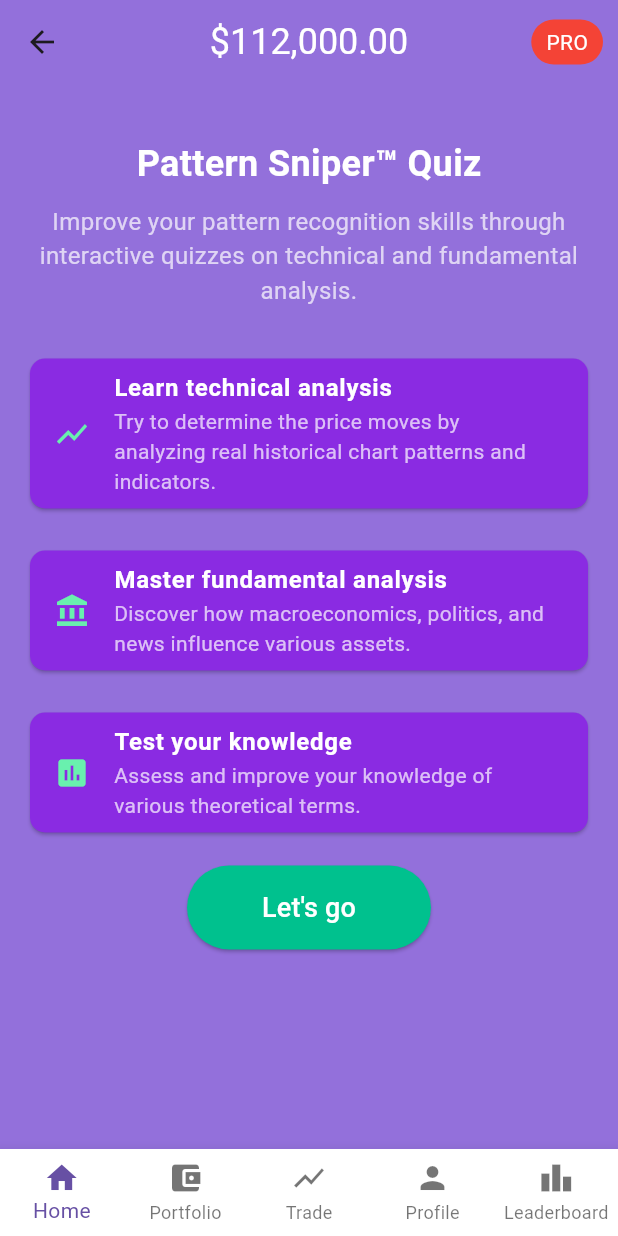
After one commit to GarvitDadheech/quiz-app-frontend, a Flutter app: the screen it shows after launch, after a tap on "Pattern Sniper™ Quiz", on a phone screen of 412 x 824 dp. The commit adds this screen. Run offline on Flutter 3.47's test engine with Material 3 defaults, Android fonts, the phone set to English and light mode, and no system bars.

Commit message:
added the landing page for the quiz

```diff
--- a/lib/main.dart
+++ b/lib/main.dart
@@ -1,4 +1,5 @@
 import 'package:flutter/material.dart';
+import 'pages/homepage.dart';
 
 void main() {
   runApp(MyApp());
@@ -18,168 +19,3 @@ class MyApp extends StatelessWidget {
     );
   }
 }
-
-class HomePage extends StatelessWidget {
-  @override
-  Widget build(BuildContext context) {
-    return Scaffold(
-      appBar: AppBar(
-        backgroundColor: Color(0xFF9370DB),
-        elevation: 0,
-        leading: Builder(
-          builder: (context) => IconButton(
-            icon: Icon(Icons.menu, color: Colors.white),
-            onPressed: () {
-              Scaffold.of(context).openDrawer();
-            },
-          ),
-        ),
-        centerTitle: true,
-        title: Text('\$112,000.00',
-            style: TextStyle(fontSize: 24, color: Colors.white)),
-        iconTheme: IconThemeData(color: Colors.white),
-        actions: [
-          Container(
-            margin: EdgeInsets.all(10),
-            padding: EdgeInsets.symmetric(horizontal: 10, vertical: 5),
-            decoration: BoxDecoration(
-              color: Colors.red,
-              borderRadius: BorderRadius.circular(15),
-            ),
-            child: Text('PRO', style: TextStyle(color: Colors.white)),
-          ),
-        ],
-      ),
-      drawer: CustomDrawer(),
-      body: Column(
-        children: [
-          Container(
-            height: 1,
-            color: Colors.white,
-          ),
-          SizedBox(height: 20),
-          Image.asset('assets/cartoon_image.png', height: 150),
-          SizedBox(height: 20),
-          Padding(
-            padding: const EdgeInsets.all(16.0),
-            child: Container(
-              decoration: BoxDecoration(
-                color: Color(0xFF8A2BE2), // Darker purple
-                borderRadius: BorderRadius.circular(10),
-              ),
-              child: ListTile(
-                leading: Icon(Icons.track_changes, color: Colors.teal),
-                title: Text('Pattern Sniper™ Quiz',
-                    style: TextStyle(color: Colors.white)),
-                subtitle: Text('Practice technical & fundamental analysis',
-                    style: TextStyle(color: Colors.white70)),
-                trailing: Container(
-                  padding: EdgeInsets.symmetric(horizontal: 8, vertical: 4),
-                  decoration: BoxDecoration(
-                    color: Colors.teal,
-                    borderRadius: BorderRadius.circular(10),
-                  ),
-                  child: Text('NEW', style: TextStyle(color: Colors.white)),
-                ),
-              ),
-            ),
-          ),
-        ],
-      ),
-      bottomNavigationBar: BottomNavigationBar(
-        backgroundColor: Colors.white,
-        type: BottomNavigationBarType.fixed,
-        items: [
-          BottomNavigationBarItem(icon: Icon(Icons.home), label: 'Home'),
-          BottomNavigationBarItem(
-              icon: Icon(Icons.account_balance_wallet), label: 'Portfolio'),
-          BottomNavigationBarItem(icon: Icon(Icons.show_chart), label: 'Trade'),
-          BottomNavigationBarItem(icon: Icon(Icons.person), label: 'Profile'),
-          BottomNavigationBarItem(
-              icon: Icon(Icons.leaderboard), label: 'Leaderboard'),
-        ],
-      ),
-    );
-  }
-}
-
-class CustomDrawer extends StatelessWidget {
-  @override
-  Widget build(BuildContext context) {
-    return Drawer(
-      child: Container(
-        color: Color(0xFF9370DB), // Light purple background
-        child: ListView(
-          padding: EdgeInsets.zero,
-          children: [
-            DrawerHeader(
-              decoration: BoxDecoration(
-                color: Color(0xFF9370DB),
-              ),
-              child: Column(
-                children: [
-                  Image.asset('assets/cartoon_image.png', height: 80),
-                  SizedBox(height: 10),
-                  ElevatedButton(
-                    onPressed: () {},
-                    style: ElevatedButton.styleFrom(
-                        backgroundColor: Color(0xFF00C18E), // Follow us button color
-                      shape: RoundedRectangleBorder(
-                        borderRadius: BorderRadius.circular(20),
-                      ),
-                    ),
-                    child: Text('Follow us on Instagram'),
-                  ),
-                ],
-              ),
-            ),
-            ListTile(
-              leading: Icon(Icons.share, color: Colors.white),
-              title: Text('Share this app', style: TextStyle(color: Colors.white)),
-              onTap: () {},
-            ),
-            ListTile(
-              leading: Icon(Icons.star, color: Colors.white),
-              title: Text('Rate us', style: TextStyle(color: Colors.white)),
-              onTap: () {},
-            ),
-            ListTile(
-              leading: Icon(Icons.mail, color: Colors.white),
-              title: Text('Contact us', style: TextStyle(color: Colors.white)),
-              onTap: () {},
-            ),
-            ListTile(
-              leading: Icon(Icons.refresh, color: Colors.white),
-              title: Text('Reset account', style: TextStyle(color: Colors.white)),
-              onTap: () {},
-            ),
-            ListTile(
-              leading: Icon(Icons.delete, color: Colors.white),
-              title: Text('Delete account', style: TextStyle(color: Colors.white)),
-              onTap: () {},
-            ),
-            ListTile(
-              leading: Icon(Icons.login, color: Colors.white),
-              title: Text('Login', style: TextStyle(color: Colors.white)),
-              onTap: () {},
-            ),
-            Padding(
-              padding: const EdgeInsets.symmetric(horizontal: 16.0),
-              child: Divider(color: Colors.white),
-            ),
-            Padding(
-              padding: const EdgeInsets.symmetric(horizontal: 16.0, vertical: 10),
-              child: Row(
-                mainAxisAlignment: MainAxisAlignment.spaceBetween,
-                children: [
-                  Text('Privacy Policy', style: TextStyle(color: Colors.white)),
-                  Text('Terms of Use', style: TextStyle(color: Colors.white)),
-                ],
-              ),
-            ),
-          ],
-        ),
-      ),
-    );
-  }
-}
--- /dev/null
+++ b/lib/pages/homepage.dart
@@ -0,0 +1,175 @@
+import 'package:flutter/material.dart';
+import 'pattern_sniper_quiz_page.dart';
+
+
+class HomePage extends StatelessWidget {
+  @override
+  Widget build(BuildContext context) {
+    return Scaffold(
+      appBar: AppBar(
+        backgroundColor: Color(0xFF9370DB),
+        elevation: 0,
+        leading: Builder(
+          builder: (context) => IconButton(
+            icon: Icon(Icons.menu, color: Colors.white),
+            onPressed: () {
+              Scaffold.of(context).openDrawer();
+            },
+          ),
+        ),
+        centerTitle: true,
+        title: Text('\$112,000.00',
+            style: TextStyle(fontSize: 24, color: Colors.white)),
+        iconTheme: IconThemeData(color: Colors.white),
+        actions: [
+          Container(
+            margin: EdgeInsets.all(10),
+            padding: EdgeInsets.symmetric(horizontal: 10, vertical: 5),
+            decoration: BoxDecoration(
+              color: Colors.red,
+              borderRadius: BorderRadius.circular(15),
+            ),
+            child: Text('PRO', style: TextStyle(color: Colors.white)),
+          ),
+        ],
+      ),
+      drawer: CustomDrawer(),
+      body: Column(
+        children: [
+          Container(
+            height: 1,
+            color: Colors.white,
+          ),
+          SizedBox(height: 20),
+          Image.asset('assets/cartoon_image.png', height: 150),
+          SizedBox(height: 20),
+          Padding(
+            padding: const EdgeInsets.all(16.0),
+            child: Container(
+              decoration: BoxDecoration(
+                color: Color(0xFF8A2BE2), // Darker purple
+                borderRadius: BorderRadius.circular(10),
+              ),
+              child: ListTile(
+                leading: Icon(Icons.track_changes, color: Colors.teal),
+                title: Text('Pattern Sniper™ Quiz',
+                    style: TextStyle(color: Colors.white)),
+                subtitle: Text('Practice technical & fundamental analysis',
+                    style: TextStyle(color: Colors.white70)),
+                trailing: Container(
+                  padding: EdgeInsets.symmetric(horizontal: 8, vertical: 4),
+                  decoration: BoxDecoration(
+                    color: Colors.teal,
+                    borderRadius: BorderRadius.circular(10),
+                  ),
+                  child: Text('NEW', style: TextStyle(color: Colors.white)),
+                ),
+                onTap: () {
+                  // Navigate to Pattern Sniper Quiz Screen
+                  Navigator.push(
+                    context,
+                    MaterialPageRoute(builder: (context) => PatternSniperQuizPage()),
+                  );
+                },
+              ),
+            ),
+          ),
+        ],
+      ),
+      bottomNavigationBar: BottomNavigationBar(
+        backgroundColor: Colors.white,
+        type: BottomNavigationBarType.fixed,
+        items: [
+          BottomNavigationBarItem(icon: Icon(Icons.home), label: 'Home'),
+          BottomNavigationBarItem(
+              icon: Icon(Icons.account_balance_wallet), label: 'Portfolio'),
+          BottomNavigationBarItem(icon: Icon(Icons.show_chart), label: 'Trade'),
+          BottomNavigationBarItem(icon: Icon(Icons.person), label: 'Profile'),
+          BottomNavigationBarItem(
+              icon: Icon(Icons.leaderboard), label: 'Leaderboard'),
+        ],
+      ),
+    );
+  }
+}
+
+class CustomDrawer extends StatelessWidget {
+  @override
+  Widget build(BuildContext context) {
+    return Drawer(
+      child: Container(
+        color: Color(0xFF9370DB), // Light purple background
+        child: ListView(
+          padding: EdgeInsets.zero,
+          children: [
+            DrawerHeader(
+              decoration: BoxDecoration(
+                color: Color(0xFF9370DB),
+              ),
+              child: Column(
+                children: [
+                  Image.asset('assets/cartoon_image.png', height: 80),
+                  SizedBox(height: 10),
+                  ElevatedButton(
+                    onPressed: () {},
+                    style: ElevatedButton.styleFrom(
+                        backgroundColor: Color(0xFF00C18E), // Follow us button color
+                      shape: RoundedRectangleBorder(
+                        borderRadius: BorderRadius.circular(20),
+                      ),
+                    ),
+                    child: Text('Follow us on Instagram'),
+                  ),
+                ],
+              ),
+            ),
+            ListTile(
+              leading: Icon(Icons.share, color: Colors.white),
+              title: Text('Share this app', style: TextStyle(color: Colors.white)),
+              onTap: () {},
+            ),
+            ListTile(
+              leading: Icon(Icons.star, color: Colors.white),
+              title: Text('Rate us', style: TextStyle(color: Colors.white)),
+              onTap: () {},
+            ),
+            ListTile(
+              leading: Icon(Icons.mail, color: Colors.white),
+              title: Text('Contact us', style: TextStyle(color: Colors.white)),
+              onTap: () {},
+            ),
+            ListTile(
+              leading: Icon(Icons.refresh, color: Colors.white),
+              title: Text('Reset account', style: TextStyle(color: Colors.white)),
+              onTap: () {},
+            ),
+            ListTile(
+              leading: Icon(Icons.delete, color: Colors.white),
+              title: Text('Delete account', style: TextStyle(color: Colors.white)),
+              onTap: () {},
+            ),
+            ListTile(
+              leading: Icon(Icons.login, color: Colors.white),
+              title: Text('Login', style: TextStyle(color: Colors.white)),
+              onTap: () {},
+            ),
+            Padding(
+              padding: const EdgeInsets.symmetric(horizontal: 16.0),
+              child: Divider(color: Colors.white),
+            ),
+            Padding(
+              padding: const EdgeInsets.symmetric(horizontal: 16.0, vertical: 10),
+              child: Row(
+                mainAxisAlignment: MainAxisAlignment.spaceBetween,
+                children: [
+                  Text('Privacy Policy', style: TextStyle(color: Colors.white)),
+                  Text('Terms of Use', style: TextStyle(color: Colors.white)),
+                ],
+              ),
+            ),
+          ],
+        ),
+      ),
+    );
+  }
+}
--- /dev/null
+++ b/lib/pages/pattern_sniper_quiz_page.dart
@@ -0,0 +1,141 @@
+import 'package:flutter/material.dart';
+
+class PatternSniperQuizPage extends StatelessWidget {
+  @override
+  Widget build(BuildContext context) {
+    return Scaffold(
+      appBar: AppBar(
+        backgroundColor: Color(0xFF9370DB),
+        elevation: 0,
+        title: Text('\$112,000.00',
+            style: TextStyle(fontSize: 24, color: Colors.white)),
+        centerTitle: true,
+        actions: [
+          Container(
+            margin: EdgeInsets.all(10),
+            padding: EdgeInsets.symmetric(horizontal: 10, vertical: 5),
+            decoration: BoxDecoration(
+              color: Colors.red,
+              borderRadius: BorderRadius.circular(15),
+            ),
+            child: Text('PRO', style: TextStyle(color: Colors.white)),
+          ),
+        ],
+      ),
+      body: SingleChildScrollView(
+        child: Padding(
+          padding: const EdgeInsets.all(16.0),
+          child: Column(
+            crossAxisAlignment: CrossAxisAlignment.start,
+            children: [
+              SizedBox(height: 20),
+              Center(
+                child: Text(
+                  'Pattern Sniper™ Quiz',
+                  style: TextStyle(
+                    fontSize: 24,
+                    fontWeight: FontWeight.bold,
+                    color: Colors.white,
+                  ),
+                ),
+              ),
+              SizedBox(height: 10),
+              Center(
+                child: Text(
+                  'Improve your pattern recognition skills through interactive quizzes on technical and fundamental analysis.',
+                  textAlign: TextAlign.center,
+                  style: TextStyle(fontSize: 16, color: Colors.white70),
+                ),
+              ),
+              SizedBox(height: 30),
+              Card(
+                color: Color(0xFF8A2BE2),
+                shape: RoundedRectangleBorder(
+                  borderRadius: BorderRadius.circular(10),
+                ),
+                child: ListTile(
+                  leading: Icon(Icons.show_chart, color: Colors.greenAccent),
+                  title: Text(
+                    'Learn technical analysis',
+                    style: TextStyle(color: Colors.white, fontWeight: FontWeight.bold),
+                  ),
+                  subtitle: Text(
+                    'Try to determine the price moves by analyzing real historical chart patterns and indicators.',
+                    style: TextStyle(color: Colors.white70),
+                  ),
+                ),
+              ),
+              SizedBox(height: 20),
+              Card(
+                color: Color(0xFF8A2BE2),
+                shape: RoundedRectangleBorder(
+                  borderRadius: BorderRadius.circular(10),
+                ),
+                child: ListTile(
+                  leading: Icon(Icons.account_balance, color: Colors.greenAccent),
+                  title: Text(
+                    'Master fundamental analysis',
+                    style: TextStyle(color: Colors.white, fontWeight: FontWeight.bold),
+                  ),
+                  subtitle: Text(
+                    'Discover how macroeconomics, politics, and news influence various assets.',
+                    style: TextStyle(color: Colors.white70),
+                  ),
+                ),
+              ),
+              SizedBox(height: 20),
+              Card(
+                color: Color(0xFF8A2BE2),
+                shape: RoundedRectangleBorder(
+                  borderRadius: BorderRadius.circular(10),
+                ),
+                child: ListTile(
+                  leading: Icon(Icons.assessment, color: Colors.greenAccent),
+                  title: Text(
+                    'Test your knowledge',
+                    style: TextStyle(color: Colors.white, fontWeight: FontWeight.bold),
+                  ),
+                  subtitle: Text(
+                    'Assess and improve your knowledge of various theoretical terms.',
+                    style: TextStyle(color: Colors.white70),
+                  ),
+                ),
+              ),
+              SizedBox(height: 18),
+              Center(
+                child: ElevatedButton(
+                  onPressed: () {},
+                  style: ElevatedButton.styleFrom(
+                    backgroundColor: Color(0xFF00C18E),
+                    shape: RoundedRectangleBorder(
+                      borderRadius: BorderRadius.circular(30),
+                    ),
+                    padding: EdgeInsets.symmetric(horizontal: 50, vertical: 15),
+                  ),
+                  child: Text(
+                    "Let's go",
+                    style: TextStyle(fontSize: 18, color: Colors.white),
+                  ),
+                ),
+              ),
+              SizedBox(height: 50), // Add some space at the bottom
+            ],
+          ),
+        ),
+      ),
+      bottomNavigationBar: BottomNavigationBar(
+        backgroundColor: Colors.white,
+        type: BottomNavigationBarType.fixed,
+        items: [
+          BottomNavigationBarItem(icon: Icon(Icons.home), label: 'Home'),
+          BottomNavigationBarItem(
+              icon: Icon(Icons.account_balance_wallet), label: 'Portfolio'),
+          BottomNavigationBarItem(icon: Icon(Icons.show_chart), label: 'Trade'),
+          BottomNavigationBarItem(icon: Icon(Icons.person), label: 'Profile'),
+          BottomNavigationBarItem(
+              icon: Icon(Icons.leaderboard), label: 'Leaderboard'),
+        ],
+      ),
+    );
+  }
+}
```
